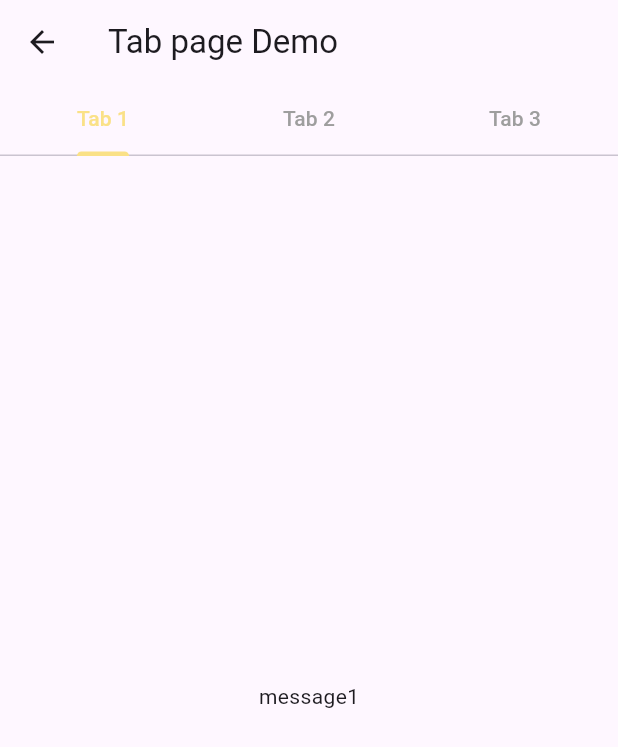
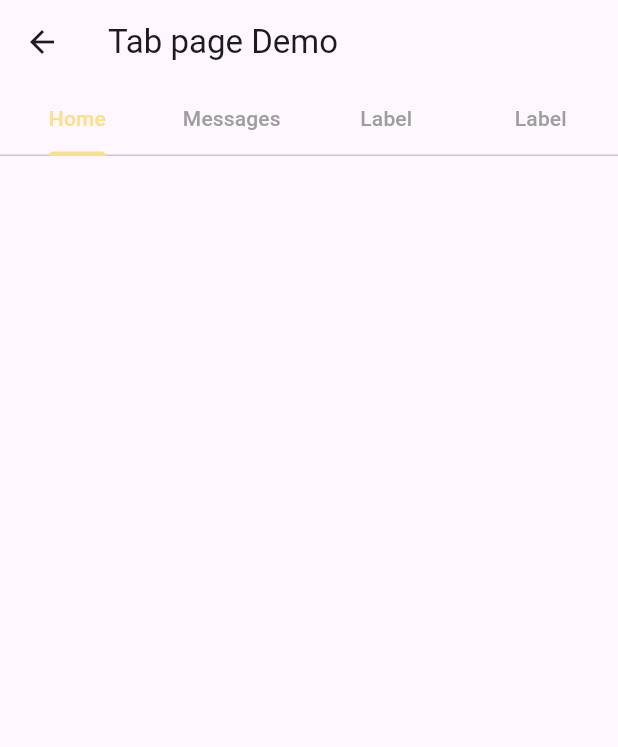
Before and after one commit to Albericoeduardo/Dart-Design-System, a Flutter app: the TabPage screen opened directly, on a phone screen of 412 x 824 dp. Shown: the top 747 px of the screen. Run offline on Flutter 3.47's test engine with Material 3 defaults, Android fonts, the light colour scheme and no system bars.

Commit message:
feat: add tudo

```diff
--- a/lib/Components/BottomTabBar/bottom_tab_bar.dart
+++ b/lib/Components/BottomTabBar/bottom_tab_bar.dart
@@ -4,22 +4,20 @@ import 'package:input_text/shared/colors.dart';
 
 class BottomTabBar extends StatelessWidget {
   final BottomTabBarViewModel viewModel;
-  const BottomTabBar({super.key, required this.viewModel});
+  const BottomTabBar._({super.key, required this.viewModel});
+
+  static Widget instantiate({required BottomTabBarViewModel viewModel}) {
+    return BottomTabBar._(viewModel: viewModel);
+  }
 
   @override
   Widget build(BuildContext context) {
     return BottomNavigationBar(
-      items: bottomTabs.map((tab) {
-        return BottomNavigationBarItem(
-          icon: Icon(tab[IconData] as IconData?),
-          label: tab['label'] as String,
-        );
-      }).toList(),
+      items: viewModel.bottomTabs,
       type: BottomNavigationBarType.fixed,
       selectedItemColor: darkPrimaryBrandColor,
       unselectedItemColor: lightPrimaryBaseColorLight,
       showUnselectedLabels: true,
-      currentIndex: viewModel.initialIndex,
       onTap: viewModel.onIndexChanged,
     );
   }
--- a/lib/Components/Tab/tab.dart
+++ b/lib/Components/Tab/tab.dart
@@ -16,14 +16,14 @@ class TabComponent extends StatefulWidget {
 }
 
 class _TabComponentState extends State<TabComponent>
-  with SingleTickerProviderStateMixin {
+    with SingleTickerProviderStateMixin {
   late TabController tabController;
 
   @override
   void initState() {
     super.initState();
     tabController = TabController(
-        length: tabNames.length,
+        length: widget.tabViewModel.tabs.length,
         vsync: this,
         initialIndex: widget.tabViewModel.initialIndex);
     tabController.addListener(handleTabChange);
@@ -48,23 +48,11 @@ class _TabComponentState extends State<TabComponent>
       children: [
         TabBar(
           controller: tabController,
-          tabs: tabNames.map((e) => Tab(
-            text: "Tab ${e['index']}"
-          )).toList(),
+          tabs: widget.tabViewModel.tabs,
           indicatorColor: lightPrimaryBrandColor,
           labelColor: lightPrimaryBrandColor,
           unselectedLabelColor: Colors.grey,
         ),
-        Expanded(
-          child: TabBarView(
-            controller: tabController,
-            children: tabNames.map((e) {
-              return Center(
-                child: Text((e['tab'] ?? 'Sem conteudis')),
-              );
-            }).toList(),
-          ),
-        )
       ],
     );
   }
--- a/lib/Components/Tab/tab_view_model.dart
+++ b/lib/Components/Tab/tab_view_model.dart
@@ -1,21 +1,12 @@
-const tabNames = [
-  {
-    "index": "1",
-    "tab": "message1"
-  },
-  {
-    "index": "2",
-    "tab": "message2"
-  },
-  {
-    "index": "3",
-    "tab": "message3"
-  },
-];
+import 'package:flutter/material.dart';
 
 class TabViewModel {
+  final List<Tab> tabs;
   final Function(int)? onIndexChanged;
   final int initialIndex;
 
-  TabViewModel({required this.initialIndex, this.onIndexChanged});
+  TabViewModel({
+    required this.initialIndex,
+    required this.tabs,
+    this.onIndexChanged});
 }
--- a/lib/pages/bottomTabBarPage/bottom_tab_bar_page.dart
+++ b/lib/pages/bottomTabBarPage/bottom_tab_bar_page.dart
@@ -25,9 +25,27 @@ class _BottomTabBarPageState extends State<BottomTabBarPage> {
         title: const Text('Bottom Tab Bar Page'),
       ),
       body: pages[actualIndex],
-      bottomNavigationBar: BottomTabBar(
+      bottomNavigationBar: BottomTabBar.instantiate(
         viewModel: BottomTabBarViewModel(
-          initialIndex: actualIndex,
+          bottomTabs: [
+            const BottomNavigationBarItem(
+              icon: Icon(Icons.home),
+              label: "Home"
+            ),
+            const BottomNavigationBarItem(
+              icon: Icon(Icons.message),
+              label: "Messages"
+            ),
+            const BottomNavigationBarItem(
+              icon: Icon(Icons.label),
+              label: "Label"
+            ),
+            const BottomNavigationBarItem(
+              icon: Icon(Icons.label),
+              label: "Label"
+            )
+          ],
+          //todo: implement pagination on index change with pages list
           onIndexChanged: (index) {
             setState(() {
               actualIndex = index;
--- a/lib/pages/tabPage/tab_page.dart
+++ b/lib/pages/tabPage/tab_page.dart
@@ -13,7 +13,13 @@ class TabPage extends StatelessWidget {
       ),
       body: TabComponent.instantiate(
         tabViewModel: TabViewModel(
-          initialIndex: 0
+          tabs: [
+            const Tab(text: 'Home',),
+            const Tab(text: 'Messages',),
+            const Tab(text: 'Label',),
+            const Tab(text: 'Label',),
+          ],
+          initialIndex: 0,
         ),
       )
     );
```
Also changed, not shown: lib/Components/BottomTabBar/bottom_tab_bar_view_model.dart (+2 -25 lines).
